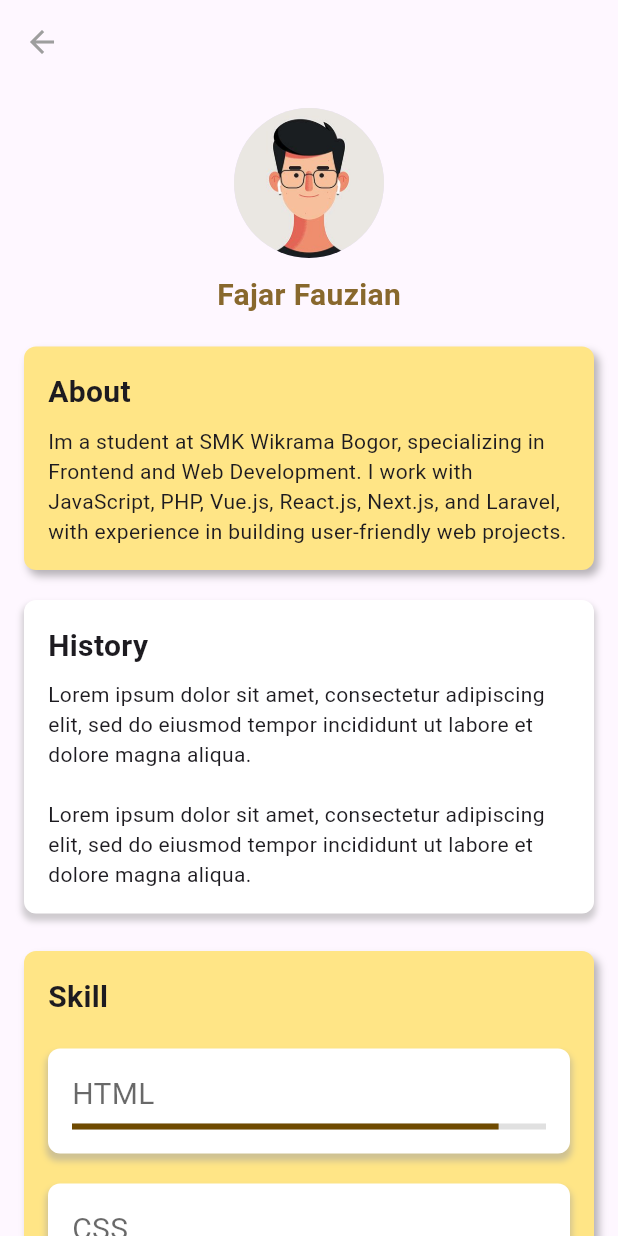
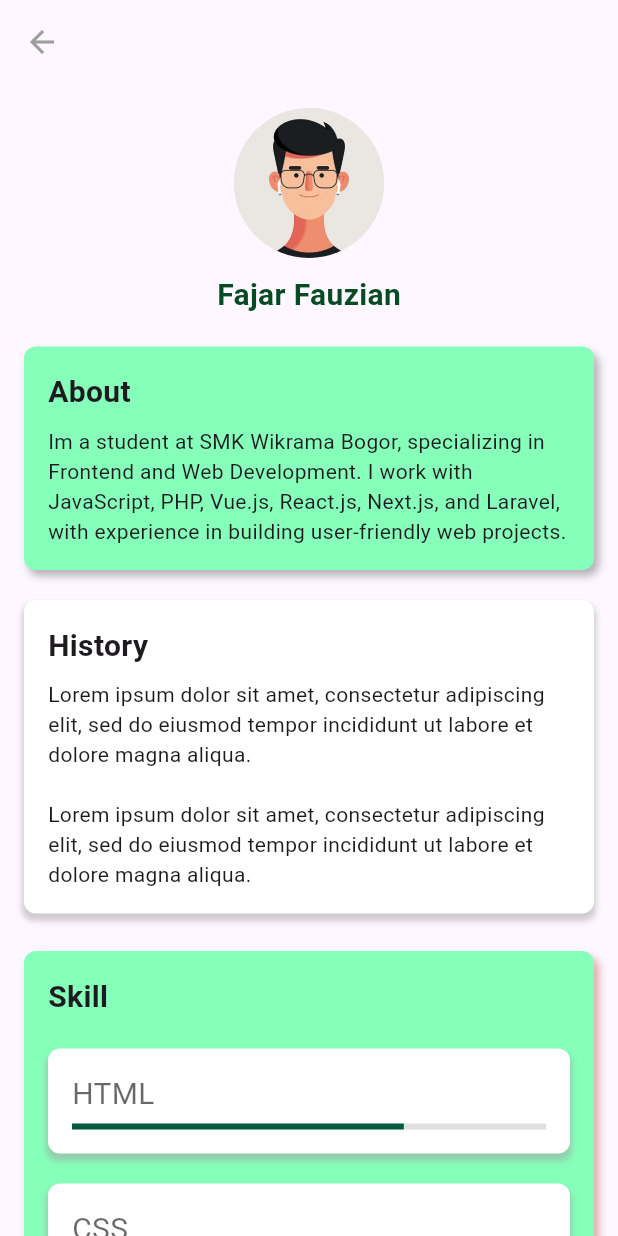
Before and after one commit to zfosix/profile-diri-flutter, a Flutter app: the screen it shows after launch, after a tap on "See More", on a phone screen of 412 x 824 dp. Run offline on Flutter 3.47's test engine with Material 3 defaults, Android fonts, the phone set to English and light mode, and no system bars.

Commit message:
updated tampilan

```diff
--- a/lib/main.dart
+++ b/lib/main.dart
@@ -15,12 +15,11 @@ class home extends StatelessWidget {
         width: MediaQuery.of(context).size.width,
         height: MediaQuery.of(context).size.height,
         decoration: BoxDecoration(
-          image:DecorationImage(
-            image: AssetImage("assets/background.jpeg"),
+          image: DecorationImage(
+            image: AssetImage("assets/backgroundbaru.jpeg"),
             fit: BoxFit.cover,
           ),
         ),
-
         child: Stack(
           alignment: Alignment.center,
           children: <Widget>[
@@ -30,8 +29,8 @@ class home extends StatelessWidget {
               padding: EdgeInsets.all(20.0),
               alignment: Alignment.center,
               child: Card(
-                shape: RoundedRectangleBorder(borderRadius: BorderRadius.circular(15.0),),
-                color: Color.fromARGB(255, 184, 156, 14),
+                shape: RoundedRectangleBorder(borderRadius: BorderRadius.circular(15.0)),
+                color: Color.fromARGB(105, 2, 71, 34),
                 child: Center(
                   child: Column(
                     mainAxisAlignment: MainAxisAlignment.spaceEvenly,
@@ -40,32 +39,49 @@ class home extends StatelessWidget {
                         radius: 100.0,
                         backgroundImage: AssetImage("assets/self.jpeg")
                       ),
-                      Text("Fajar Fauzian",
-                      textAlign:TextAlign.center,
-                      style: TextStyle(fontSize: 18, fontWeight: FontWeight.bold ,color: Colors.black)
+                      Text(
+                        "Fajar Fauzian",
+                        textAlign: TextAlign.center,
+                        style: TextStyle(
+                          fontSize: 22,
+                          fontWeight: FontWeight.bold,
+                          color: Color.fromARGB(255, 255, 255, 255)
+                        ),
                       ),
-                      Text("Wikrama Vocational High School Bogor",
+                      Text(
+                        "Wikrama Vocational High School Bogor",
                         textAlign: TextAlign.center,
-                        style: TextStyle(fontSize: 15, fontWeight: FontWeight.bold ,color: Color.fromRGBO(
-                            0, 0, 0, 0.9725490196078431))
+                        style: TextStyle(
+                          fontSize: 15,
+                          fontWeight: FontWeight.w400,
+                          color: Color.fromRGBO(255, 255, 255, 0.973)
+                        ),
                       ),
-
-                       TextButton(onPressed: (){
-                        Navigator.push(
-                          context,
-                          MaterialPageRoute(builder: (context) => page2()),
-                        );
-                      }, child:Text('See More')
+                      TextButton(
+                        onPressed: () {
+                          Navigator.push(
+                            context,
+                            MaterialPageRoute(builder: (context) => page2()),
+                          );
+                        },
+                        style: TextButton.styleFrom(
+                          backgroundColor: Color.fromARGB(246, 4, 131, 63),
+                          foregroundColor: Colors.white,
+                          padding: EdgeInsets.symmetric(vertical: 10, horizontal: 20),
+                          shape: RoundedRectangleBorder(
+                            borderRadius: BorderRadius.circular(8),
+                          ),
+                        ),
+                        child: Text('See More'),
                       ),
                     ],
-                  )
+                  ),
                 ),
               ),
-            )
-          ]
-        )
-
-      )
+            ),
+          ],
+        ),
+      ),
     );
   }
 }
--- a/lib/page2.dart
+++ b/lib/page2.dart
@@ -34,14 +34,14 @@ class page2 extends StatelessWidget {
               style: TextStyle(
                   fontSize: 20,
                   fontWeight: FontWeight.bold,
-                  color: Color.fromARGB(248, 133, 100, 39)),
+                  color: Color.fromRGBO(7, 75, 36, 1)),
             ),
             const SizedBox(height: 20),
 
             Container(
               padding: const EdgeInsets.all(16),
               decoration: BoxDecoration(
-                color: const Color.fromARGB(255, 255, 229, 134),
+                color: const Color.fromRGBO(134, 255, 186, 1),
                 borderRadius: BorderRadius.circular(8),
                 boxShadow: [
                   BoxShadow(
@@ -110,11 +110,11 @@ class page2 extends StatelessWidget {
             Container(
               padding: const EdgeInsets.all(16),
               decoration: BoxDecoration(
-                color: const Color.fromARGB(255, 255, 229, 134),
+                color: const Color.fromRGBO(134, 255, 186, 1),
                 borderRadius: BorderRadius.circular(8),
                 boxShadow: [
                   BoxShadow(
-                    color: const Color.fromARGB(90, 50, 50, 50),
+                    color: const Color.fromARGB(90, 162, 22, 22),
                     blurRadius: 4,
                     offset: Offset(3, 4),
                   ),
@@ -131,10 +131,9 @@ class page2 extends StatelessWidget {
                     ),
                   ),
                   const SizedBox(height: 20),
-
-                  skillCard('HTML', 0.9),
+                  skillCard('HTML', 0.7),
                   const SizedBox(height: 20),
-                  skillCard('CSS', 0.8),
+                  skillCard('CSS', 0.94),
                   const SizedBox(height: 20),
                   skillCard('JavaScript', 0.85),
                 ],
@@ -146,12 +145,11 @@ class page2 extends StatelessWidget {
     );
   }
 
-  // Widget for skill card with white background
   Widget skillCard(String skill, double level) {
     return Container(
       padding: const EdgeInsets.all(16),
       decoration: BoxDecoration(
-        color: Colors.white, // White background for each skill
+        color: Colors.white,
         borderRadius: BorderRadius.circular(8),
         boxShadow: [
           BoxShadow(
@@ -177,7 +175,7 @@ class page2 extends StatelessWidget {
           LinearProgressIndicator(
             value: level,
             backgroundColor: Colors.grey[300],
-            color: const Color.fromARGB(255, 111, 74, 0),
+            color: const Color.fromARGB(255, 5, 90, 64),
           ),
         ],
       ),
--- a/pubspec.yaml
+++ b/pubspec.yaml
@@ -54,7 +54,7 @@ dev_dependencies:
 flutter:
   assets:
   - assets/self.jpeg
-  - assets/background.jpeg
+  - assets/backgroundbaru.jpeg
   # The following line ensures that the Material Icons font is
   # included with your application, so that you can use the icons in
   # the material Icons class.
```
Also changed, not shown: assets/background.jpeg (deleted), assets/backgroundbaru.jpeg (added).
